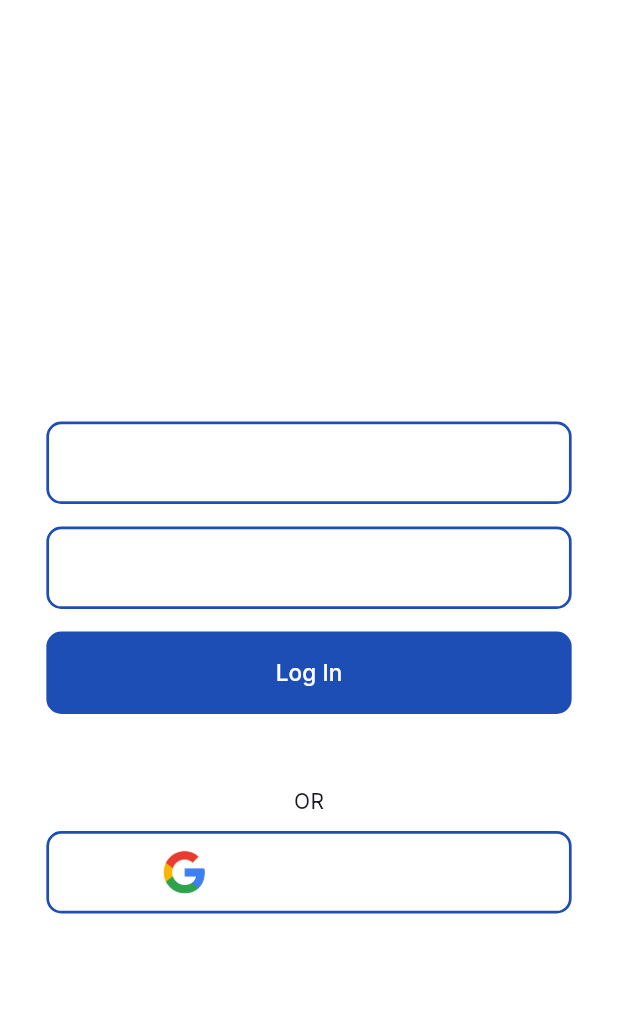
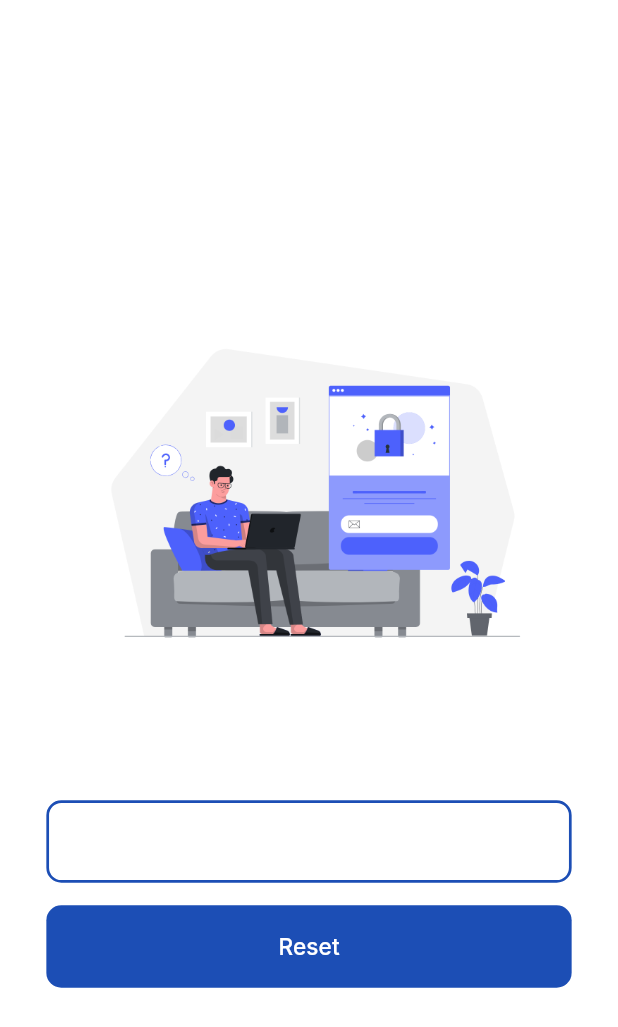
Before and after one commit to muhammadXainAhmad/subtrack_flutter_app, a Flutter app: the LoginScreen screen opened directly, after a tap on "Forgot your login details? Get help logg", on a phone screen of 412 x 824 dp. Shown: the top 1027 px of the screen. Run offline on Flutter 3.47's test engine with Material 3 defaults, Android fonts, the phone set to English and light mode, and no system bars; our stand-ins replace smooth_page_indicator; missing offline and left inert: animate_gradient.

Commit message:
ForgotPasswordScreen UI + Fixed keyboard bottom overflow

```diff
--- /dev/null
+++ b/lib/screens/forgot_password_screen.dart
@@ -0,0 +1,115 @@
+import 'package:flutter/material.dart';
+import 'package:subtrack/utils/utils.dart';
+import 'package:subtrack/widgets/custom_text_button.dart';
+import 'package:subtrack/widgets/custom_textfield.dart';
+import 'package:subtrack/widgets/landing_animate_gradient.dart';
+import 'package:subtrack/widgets/custom_elevated_button.dart';
+import 'package:subtrack/widgets/text.dart';
+
+class ForgotPasswordScreen extends StatelessWidget {
+  const ForgotPasswordScreen({super.key});
+
+  @override
+  Widget build(BuildContext context) {
+    final screenW = MediaQuery.of(context).size.width;
+    TextEditingController emailController = TextEditingController();
+    return LandingAnimateGradient(
+      child: GestureDetector(
+        onTap: () => FocusScope.of(context).unfocus(),
+        child: Scaffold(
+          backgroundColor: transparentClr,
+          appBar: AppBar(
+            backgroundColor: transparentClr,
+            leading: IconButton(
+              onPressed: // ******************************WILL HANDLE WITH PROVIDER********************************
+                  () => Navigator.pop(context),
+              icon: Icon(Icons.arrow_back, color: whiteClr, size: 26),
+            ),
+          ),
+          body: LayoutBuilder(
+            builder: (context, constraints) {
+              return SingleChildScrollView(
+                reverse: true,
+                child: ConstrainedBox(
+                  constraints: BoxConstraints(minHeight: constraints.maxHeight),
+
+                  child: IntrinsicHeight(
+                    child: Padding(
+                      padding: const EdgeInsets.symmetric(horizontal: 18),
+                      child: Column(
+                        children: [
+                          Expanded(
+                            child: Center(
+                              child: Column(
+                                mainAxisSize: MainAxisSize.min,
+                                children: [
+                                  const BuildText(
+                                    text: "Forgot Password?",
+                                    textSize: 24,
+                                    textClr: whiteClr,
+                                    textWeight: FontWeight.w700,
+                                  ),
+                                  Image.asset(
+                                    "assets/images/forgotIllustration1.png",
+                                  ),
+
+                                  //  SizedBox(height: 20),
+
+                                  // Image.asset(
+                                  //   "assets/images/forgotIcon1.png",
+                                  //   width: 70,
+                                  //   height: 70,
+                                  // ),
+
+                                  // Image.asset(
+                                  //   "assets/images/forgotIcon2.png",
+                                  //   width: 120,
+                                  //   height: 120,
+                                  // ),
+                                  // SizedBox(height: 20),
+                                  const BuildText(
+                                    text:
+                                        "Dont worry! It happens. Please enter the email address associated with your account.",
+                                    textClr: whiteClr,
+                                    textSize: 14,
+                                    textWeight: FontWeight.w400,
+                                    textAlign: TextAlign.center,
+                                  ),
+                                  const SizedBox(height: 20),
+                                  CustomTextField(
+                                    hintText: "Email address",
+                                    screenW: screenW,
+                                    controller: emailController,
+                                    textInputType: TextInputType.emailAddress,
+                                    textCapitalization: TextCapitalization.none,
+                                    isPassoword: false,
+                                  ),
+                                  const SizedBox(height: 10),
+                                  CustomElevatedButton(
+                                    text: "Reset",
+                                    isFilled: true,
+                                    onPressed: () {},
+                                    width: screenW,
+                                  ),
+                                ],
+                              ),
+                            ),
+                          ),
+                          const Divider(color: whiteClr),
+                          CustomTextButton(
+                            text: "Didn't receive email? Resend.",
+                            onPressed: () {},
+                          ),
+                        ],
+                      ),
+                    ),
+                  ),
+                ),
+              );
+            },
+          ),
+        ),
+      ),
+    );
+  }
+}
--- a/lib/screens/login_screen.dart
+++ b/lib/screens/login_screen.dart
@@ -1,4 +1,5 @@
 import 'package:flutter/material.dart';
+import 'package:subtrack/screens/forgot_password_screen.dart';
 import 'package:subtrack/screens/landing_screen.dart';
 import 'package:subtrack/screens/signup_screen.dart';
 import 'package:subtrack/utils/utils.dart';
@@ -24,17 +25,32 @@
           appBar: AppBar(
             backgroundColor: transparentClr,
             leading: IconButton(
-              onPressed: // ******************************WILL HANDLE WITH PROVIDER********************************
-                  () => Navigator.pushReplacement(
+              onPressed: () {
+                FocusScope.of(context).unfocus();
+                Future.delayed(const Duration(milliseconds: 100), () {
+                  if (context.mounted) {
+                    // ******************************WILL HANDLE WITH PROVIDER********************************
+                    Navigator.pushReplacement(
                       context,
                       MaterialPageRoute(
-                      builder: (context) => const LandingScreen(initialPage: 2),
+                        builder:
+                            (context) => const LandingScreen(initialPage: 2),
                       ),
-                  ),
+                    );
+                  }
+                });
+              },
               icon: Icon(Icons.arrow_back, color: whiteClr, size: 26),
             ),
           ),
-          body: Padding(
+          body: LayoutBuilder(
+            builder: (context, constraints) {
+              return SingleChildScrollView(
+                reverse: true,
+                child: ConstrainedBox(
+                  constraints: BoxConstraints(minHeight: constraints.maxHeight),
+                  child: IntrinsicHeight(
+                    child: Padding(
                       padding: const EdgeInsets.symmetric(horizontal: 18),
                       child: Column(
                         children: [
@@ -64,7 +80,8 @@
                                     hintText: "Password",
                                     screenW: screenW,
                                     controller: passwordController,
-                          textInputType: TextInputType.visiblePassword,
+                                    textInputType:
+                                        TextInputType.visiblePassword,
                                     isPassoword: true,
                                   ),
                                   const SizedBox(height: 10),
@@ -77,7 +94,15 @@
                                   CustomTextButton(
                                     text:
                                         "Forgot your login details? Get help logging in.",
-                          onPressed: () {},
+                                    onPressed:
+                                        () => Navigator.push(
+                                          context,
+                                          MaterialPageRoute(
+                                            builder:
+                                                (context) =>
+                                                    ForgotPasswordScreen(),
+                                          ),
+                                        ),
                                   ),
                                   Row(
                                     children: [
@@ -98,7 +123,6 @@
                                       ),
                                     ],
                                   ),
-
                                   const SizedBox(height: 10),
                                   CustomElevatedButton(
                                     text: "Continue with Google",
@@ -118,7 +142,9 @@
                             onPressed:
                                 () => Navigator.push(
                                   context,
-                        MaterialPageRoute(builder: (context) => SignupScreen()),
+                                  MaterialPageRoute(
+                                    builder: (context) => SignupScreen(),
+                                  ),
                                 ),
                           ),
                         ],
@@ -127,5 +153,10 @@
                   ),
                 ),
               );
+            },
+          ),
+        ),
+      ),
+    );
   }
 }
--- a/lib/screens/signup_screen.dart
+++ b/lib/screens/signup_screen.dart
@@ -8,6 +8,7 @@
 import 'package:subtrack/widgets/landing_animate_gradient.dart';
 import 'package:subtrack/widgets/text.dart';
 
+// COMBINE LOGIN AND SIGNUP INTO ONE & USE BOOL ISLOGIN?
 class SignupScreen extends StatelessWidget {
   const SignupScreen({super.key});
 
@@ -26,17 +27,34 @@
           appBar: AppBar(
             backgroundColor: transparentClr,
             leading: IconButton(
-              onPressed: // ******************************WILL HANDLE WITH PROVIDER********************************
-                  () => Navigator.pushReplacement(
+              onPressed: () {
+                FocusScope.of(context).unfocus();
+                Future.delayed(const Duration(milliseconds: 120), () {
+                  if (context.mounted) {
+                    // ******************************WILL HANDLE WITH PROVIDER********************************
+                    Navigator.pushReplacement(
                       context,
                       MaterialPageRoute(
-                      builder: (context) => const LandingScreen(initialPage: 2),
+                        builder:
+                            (context) => const LandingScreen(initialPage: 2),
                       ),
-                  ),
+                    );
+                  }
+                });
+              },
               icon: Icon(Icons.arrow_back, color: whiteClr, size: 26),
             ),
           ),
-          body: Padding(
+          body: SafeArea(
+            child: LayoutBuilder(
+              builder: (context, constraints) {
+                return SingleChildScrollView(
+                  child: ConstrainedBox(
+                    constraints: BoxConstraints(
+                      minHeight: constraints.maxHeight,
+                    ),
+                    child: IntrinsicHeight(
+                      child: Padding(
                         padding: const EdgeInsets.symmetric(horizontal: 18),
                         child: Column(
                           children: [
@@ -58,7 +76,8 @@
                                       screenW: screenW,
                                       controller: nameController,
                                       textInputType: TextInputType.text,
-                          textCapitalization: TextCapitalization.words,
+                                      textCapitalization:
+                                          TextCapitalization.words,
                                       isPassoword: false,
                                     ),
                                     const SizedBox(height: 10),
@@ -67,7 +86,8 @@
                                       screenW: screenW,
                                       controller: emailController,
                                       textInputType: TextInputType.emailAddress,
-                          textCapitalization: TextCapitalization.none,
+                                      textCapitalization:
+                                          TextCapitalization.none,
                                       isPassoword: false,
                                     ),
                                     const SizedBox(height: 10),
@@ -75,7 +95,8 @@
                                       hintText: "Password",
                                       screenW: screenW,
                                       controller: passwordController1,
-                          textInputType: TextInputType.visiblePassword,
+                                      textInputType:
+                                          TextInputType.visiblePassword,
                                       isPassoword: true,
                                     ),
                                     const SizedBox(height: 10),
@@ -83,7 +104,8 @@
                                       hintText: "Confirm Password",
                                       screenW: screenW,
                                       controller: passwordController2,
-                          textInputType: TextInputType.visiblePassword,
+                                      textInputType:
+                                          TextInputType.visiblePassword,
                                       isPassoword: true,
                                     ),
                                     const SizedBox(height: 10),
@@ -103,7 +125,10 @@
                                             endIndent: 10,
                                           ),
                                         ),
-                            const BuildText(text: "OR", textSize: 14),
+                                        const BuildText(
+                                          text: "OR",
+                                          textSize: 14,
+                                        ),
                                         Expanded(
                                           child: const Divider(
                                             color: whiteClr,
@@ -132,7 +157,9 @@
                               onPressed:
                                   () => Navigator.push(
                                     context,
-                        MaterialPageRoute(builder: (context) => LoginScreen()),
+                                    MaterialPageRoute(
+                                      builder: (context) => LoginScreen(),
+                                    ),
                                   ),
                             ),
                           ],
@@ -141,5 +168,11 @@
                     ),
                   ),
                 );
+              },
+            ),
+          ),
+        ),
+      ),
+    );
   }
 }
--- a/pubspec.yaml
+++ b/pubspec.yaml
@@ -55,6 +55,9 @@
     - assets/images/faces15.png
     - assets/images/faces18.png
     - assets/images/googleLogo.png
+    - assets/images/forgotIllustration1.png
+    - assets/images/forgotIcon1.png
+    - assets/images/forgotIcon2.png
 
   fonts:
     - family: DancingScript
```
Also changed, not shown: assets/images/forgot.jpg (added), assets/images/forgotIcon1.png (added), assets/images/forgotIcon2.png (added), assets/images/forgotIllustration1.png (added). Lines whose indentation alone changed are shown as unchanged.
